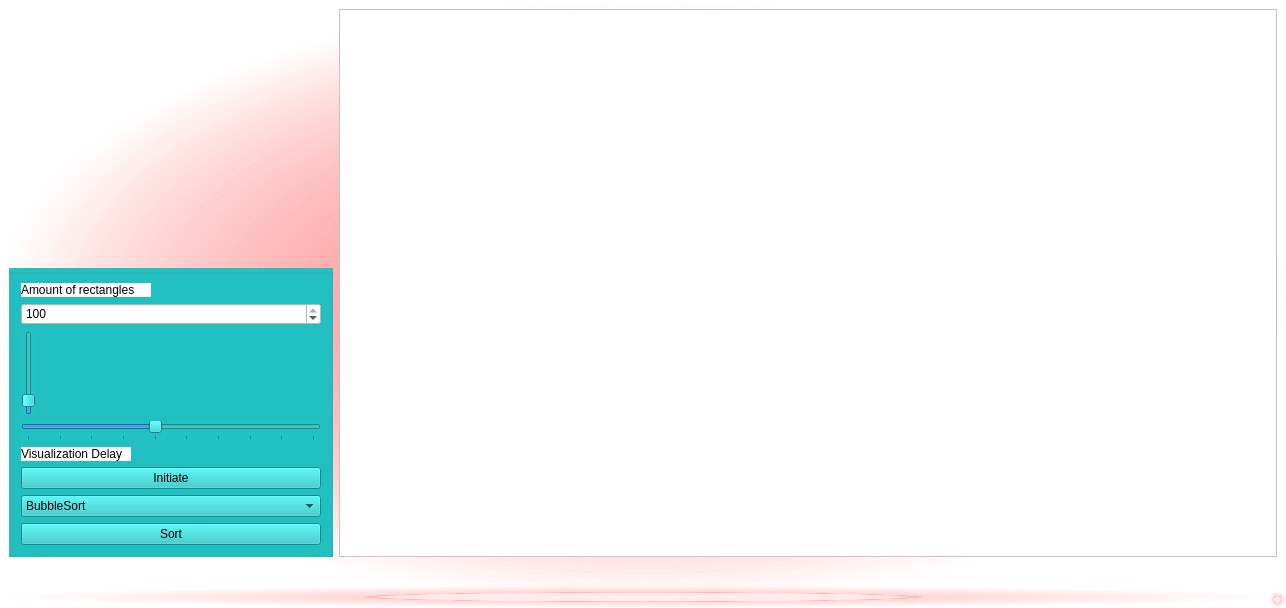
The window that Sortings_Visualization/mainwindow.ui (yegorgru/OOP_Lab2_4_Semester) describes before a commit, drawn with Qt 5.
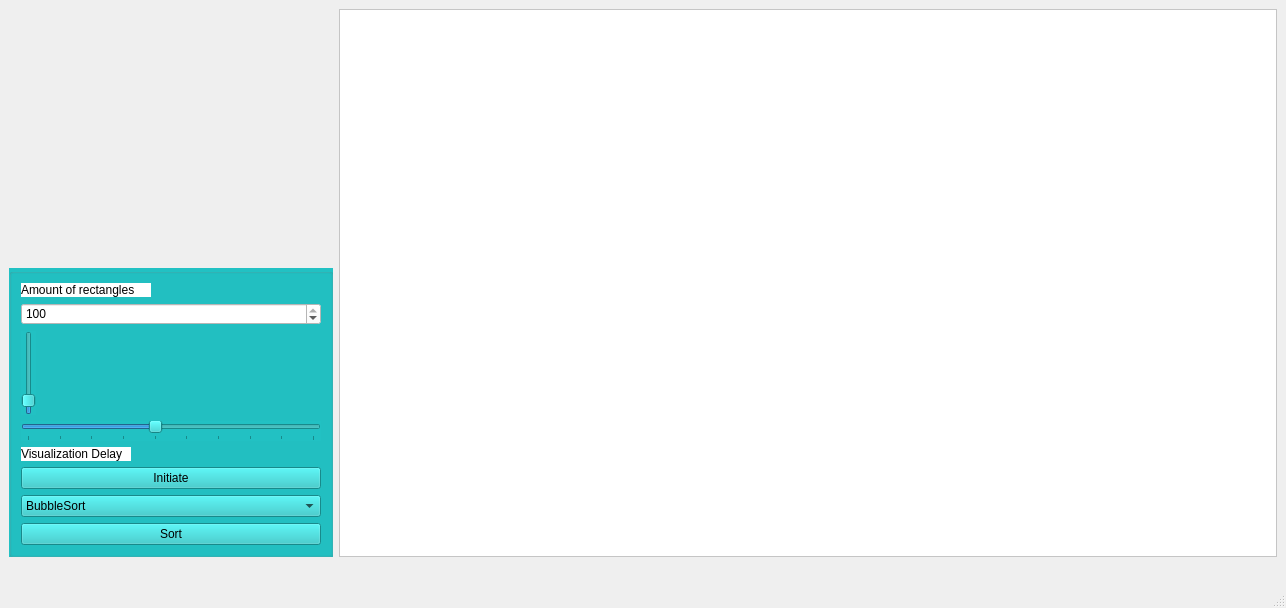
The same window after the commit.

Patch:
```diff
--- a/Sortings_Visualization/mainwindow.ui
+++ b/Sortings_Visualization/mainwindow.ui
@@ -17,9 +17,9 @@
    <bool>false</bool>
   </property>
   <property name="styleSheet">
-   <string notr="true">
+   <string notr="true">/*background: qradialgradient(spread:pad, cx:0.5, cy:0.5, radius:0.5, fx:0.5, fy:0.5, stop:0 rgba(255, 235, 235, 206), stop:0.35 rgba(255, 188, 188, 80), stop:0.4 rgba(255, 162, 162, 80), stop:0.425 rgba(255, 132, 132, 156), stop:0.44 rgba(252, 128, 128, 80), stop:1 rgba(255, 255, 255, 0))*/
 
-background: qradialgradient(spread:pad, cx:0.5, cy:0.5, radius:0.5, fx:0.5, fy:0.5, stop:0 rgba(255, 235, 235, 206), stop:0.35 rgba(255, 188, 188, 80), stop:0.4 rgba(255, 162, 162, 80), stop:0.425 rgba(255, 132, 132, 156), stop:0.44 rgba(252, 128, 128, 80), stop:1 rgba(255, 255, 255, 0))</string>
+</string>
   </property>
   <widget class="QWidget" name="centralwidget">
    <layout class="QGridLayout" name="gridLayout">
```
